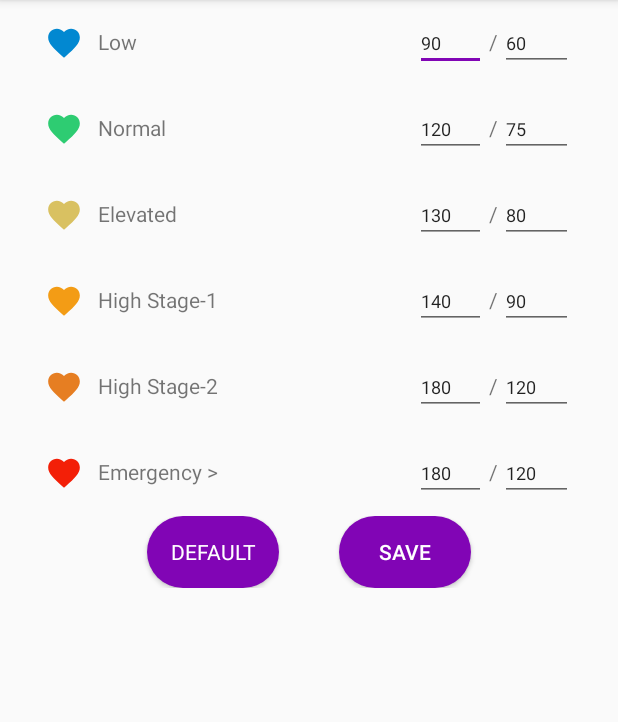
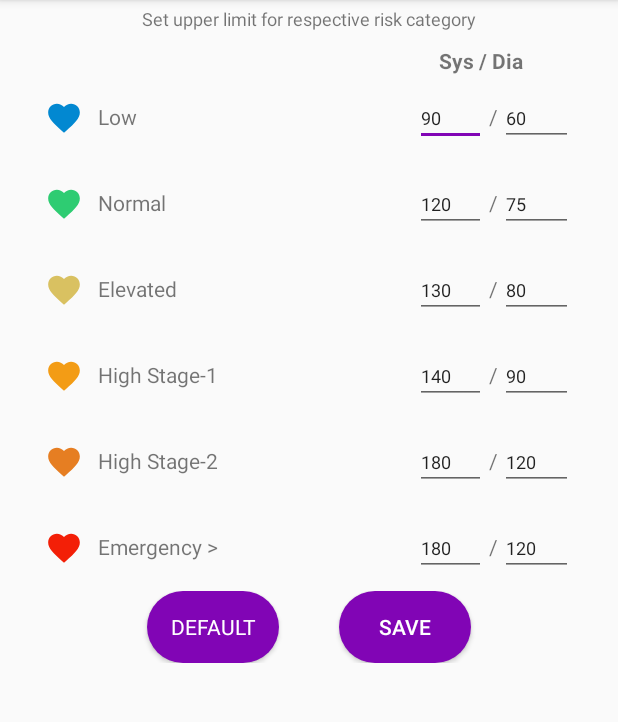
Before and after one commit to yogrival911/Blood-Pressure-Log, an Android app: the screen it shows after launch (CustomRange), in the options menu, after a tap on "Custom Range", on a phone screen of 412 x 824 dp, the part 84-806 px from its top. Run offline under Robolectric (Android 15) with nearby library versions, the light colour scheme and no system bars; our stand-ins replace Room's generated code; libraries missing offline, so code that uses them is left out: com.github.mikephil.charting; 99 statements that could not run were skipped.

Commit message:
Blood Pressure Log

```diff
--- a/app/build.gradle
+++ b/app/build.gradle
@@ -8,8 +8,8 @@ android {
         applicationId "com.yogrival.bloodpressurelog"
         minSdkVersion 22
         targetSdkVersion 30
-        versionCode 2
-        versionName "1.1"
+        versionCode 4
+        versionName "1.3"
 
         testInstrumentationRunner "androidx.test.runner.AndroidJUnitRunner"
     }
--- a/app/src/main/java/com/example/bloodpressurelog/DemoFrag2.java
+++ b/app/src/main/java/com/example/bloodpressurelog/DemoFrag2.java
@@ -85,7 +85,6 @@ public class DemoFrag2 extends Fragment {
                 stage1=0;
                 stage2=0;
                 emergency=0;
-                Log.i("yog",Integer.toString(recordList.size()));
 
                 for(int i =0; i<recordList.size(); i++){
                     int sys = Integer.parseInt(recordList.get(i).getSys());
@@ -119,9 +118,14 @@ public class DemoFrag2 extends Fragment {
 
                     }
                 }
-
-                averageSys = sumOfSys/total;
-                averageDia = sumOfDia/total;
+                if(total==0){
+                    averageSys = 0;
+                    averageDia = 0;
+                }
+                else{
+                    averageSys = sumOfSys/total;
+                    averageDia = sumOfDia/total;
+                }
 
                 float lowF = low;
                 float normalF = normal;
--- a/app/src/main/java/com/example/bloodpressurelog/FormActivity.java
+++ b/app/src/main/java/com/example/bloodpressurelog/FormActivity.java
@@ -3,8 +3,10 @@ package com.example.bloodpressurelog;
 import androidx.appcompat.app.AppCompatActivity;
 import androidx.lifecycle.ViewModelProviders;
 
+import android.content.SharedPreferences;
 import android.graphics.Color;
 import android.os.Bundle;
+import android.preference.PreferenceManager;
 import android.text.Editable;
 import android.text.TextWatcher;
 import android.util.Log;
@@ -24,6 +26,8 @@ public class FormActivity extends AppCompatActivity {
     TextView textViewPop;
     Spinner spinnerArm, spinnerPosture;
     RecordViewModel recordViewModel;
+    SharedPreferences sharedpreferences;
+    int lowSys, lowDia,normalSys,normalDia,elevatedSys,elevatedDia,high1Sys,high1Dia,high2Sys,high2Dia;
     @Override
     protected void onCreate(Bundle savedInstanceState) {
         super.onCreate(savedInstanceState);
@@ -46,6 +50,23 @@ public class FormActivity extends AppCompatActivity {
         editTextRemark = (EditText)findViewById(R.id.editTextRemark);
         buttonSubmit = (Button)findViewById(R.id.buttonSubmit);
         textViewPop = (TextView) findViewById(R.id.textViewPop);
+
+        sharedpreferences = PreferenceManager.getDefaultSharedPreferences(this);
+
+        lowSys = sharedpreferences.getInt("lowSys", 90);
+        lowDia = sharedpreferences.getInt("lowDia", 60);
+
+        normalSys = sharedpreferences.getInt("normalSys", 120);
+        normalDia = sharedpreferences.getInt("normalDia", 75);
+
+        elevatedSys = sharedpreferences.getInt("elevatedSys", 130);
+        elevatedDia = sharedpreferences.getInt("elevatedDia", 80);
+
+        high1Sys = sharedpreferences.getInt("high1Sys", 140);
+        high1Dia = sharedpreferences.getInt("high1Dia", 90);
+
+        high2Sys = sharedpreferences.getInt("high2Sys", 180);
+        high2Dia = sharedpreferences.getInt("high2Dia", 120);
 
 
         editTextSys.requestFocus();
@@ -83,23 +104,31 @@ public class FormActivity extends AppCompatActivity {
                     int sys = Integer.parseInt(editTextSys.getText().toString());
                     int dia = Integer.parseInt(editTextDia.getText().toString());
 
-                    if(sys<120 && dia<80){
+                    if(sys<=lowSys || dia<=lowDia){
+                        textViewPop.setText("BP is Low");
+                    }
+
+                    if((sys>lowSys && sys<=normalSys) &&(dia>lowDia && dia<=normalDia)){
                         textViewPop.setText("BP is Normal");
                         textViewPop.setTextColor(Color.parseColor("#2ECC71"));
                     }
-                    if(sys>=120 && sys<=129 && dia<80){
+                    if((sys>normalSys && sys<=elevatedSys) &&(dia>normalDia && dia<=elevatedDia)){
                         textViewPop.setText("Elevated BP");
                         textViewPop.setTextColor(Color.parseColor("#F7DC6F"));
                     }
-                    if((sys>130 && sys<139) || (dia>=80 && dia<=89)){
+                    if((sys>normalSys && sys<=elevatedSys) && (dia>lowDia && dia<=normalDia)){
+                        textViewPop.setText("Elevated BP");
+                        textViewPop.setTextColor(Color.parseColor("#F7DC6F"));
+                    }
+                    if((sys>elevatedSys && sys<=high1Sys) || (dia>elevatedDia && dia<=high1Dia)){
                         textViewPop.setText("High BP (Stage-1)");
                         textViewPop.setTextColor(Color.parseColor("#F39C12"));
                     }
-                    if((sys>=140 && sys<180) || (dia>=90 && dia<=120)){
+                    if((sys>high1Sys && sys<=high2Sys) || (dia>high1Dia && dia<=high2Dia)){
                         textViewPop.setText("High BP (Stage-2)");
                         textViewPop.setTextColor(Color.parseColor("#E67E22"));
                     }
-                    if(sys>=180 && dia>120){
+                    if(sys>high2Sys || dia>high2Dia){
                         textViewPop.setText("EMERGENCY");
                         textViewPop.setTextColor(Color.parseColor("#E74C3C"));
                     }
--- a/app/src/main/res/layout/activity_custom_range.xml
+++ b/app/src/main/res/layout/activity_custom_range.xml
@@ -20,6 +20,46 @@
             android:layout_marginEnd="30dp"
             android:gravity="center"
             android:orientation="vertical">
+
+            <TextView
+                android:id="@+id/textView2"
+                android:layout_width="wrap_content"
+                android:layout_height="wrap_content"
+                android:layout_marginTop="4dp"
+                android:text="Set upper limit for respective risk category"
+                android:textAlignment="viewStart"
+                android:textSize="12sp" />
+
+            <LinearLayout
+                android:layout_width="match_parent"
+                android:layout_height="match_parent"
+                android:layout_marginTop="10dp"
+                android:orientation="horizontal">
+
+                <ImageView
+                    android:layout_width="25dp"
+                    android:layout_height="match_parent" />
+
+                <TextView
+                    android:layout_width="0dp"
+                    android:layout_height="wrap_content"
+                    android:layout_marginStart="10dp"
+                    android:layout_marginEnd="10dp"
+                    android:layout_weight="1.5" />
+
+
+                <TextView
+                    android:layout_width="0dp"
+                    android:layout_height="wrap_content"
+                    android:layout_weight="1"
+                    android:gravity="center_horizontal"
+                    android:text="Sys / Dia"
+                    android:textStyle="bold" />
+
+
+
+            </LinearLayout>
+
 
             <LinearLayout
                 android:layout_width="match_parent"
@@ -65,7 +105,7 @@
                     android:layout_height="wrap_content"
                     android:layout_weight=".5"
                     android:ems="10"
-                    android:inputType="textPersonName"
+                    android:inputType="number"
                     android:textSize="12sp" />
 
 
@@ -115,7 +155,7 @@
                     android:layout_height="wrap_content"
                     android:layout_weight=".5"
                     android:ems="10"
-                    android:inputType="textPersonName"
+                    android:inputType="number"
                     android:textSize="12sp" />
 
 
@@ -165,7 +205,7 @@
                     android:layout_height="wrap_content"
                     android:layout_weight=".5"
                     android:ems="10"
-                    android:inputType="textPersonName"
+                    android:inputType="number"
                     android:textSize="12sp" />
 
 
@@ -215,7 +255,7 @@
                     android:layout_height="wrap_content"
                     android:layout_weight=".5"
                     android:ems="10"
-                    android:inputType="textPersonName"
+                    android:inputType="number"
                     android:textSize="12sp" />
 
 
@@ -265,7 +305,7 @@
                     android:layout_height="wrap_content"
                     android:layout_weight=".5"
                     android:ems="10"
-                    android:inputType="textPersonName"
+                    android:inputType="number"
                     android:textSize="12sp" />
 
 
@@ -315,7 +355,7 @@
                     android:layout_height="wrap_content"
                     android:layout_weight=".5"
                     android:ems="10"
-                    android:inputType="textPersonName"
+                    android:inputType="number"
                     android:textSize="12sp" />
 
 
--- a/app/src/main/res/menu/main_menu.xml
+++ b/app/src/main/res/menu/main_menu.xml
@@ -20,6 +20,9 @@
         android:id="@+id/exportCSV"
         android:title="Export CSV" />
     <item
+        android:id="@+id/reminder"
+        android:title="Set Reminder" />
+    <item
         android:id="@+id/explained"
         android:title="Guide" />
 </menu>
```
Also changed, not shown: app/src/main/java/com/example/bloodpressurelog/GraphFrag.java (+5 -3 lines), app/src/main/java/com/example/bloodpressurelog/MainActivity.java (+11 -14 lines).
